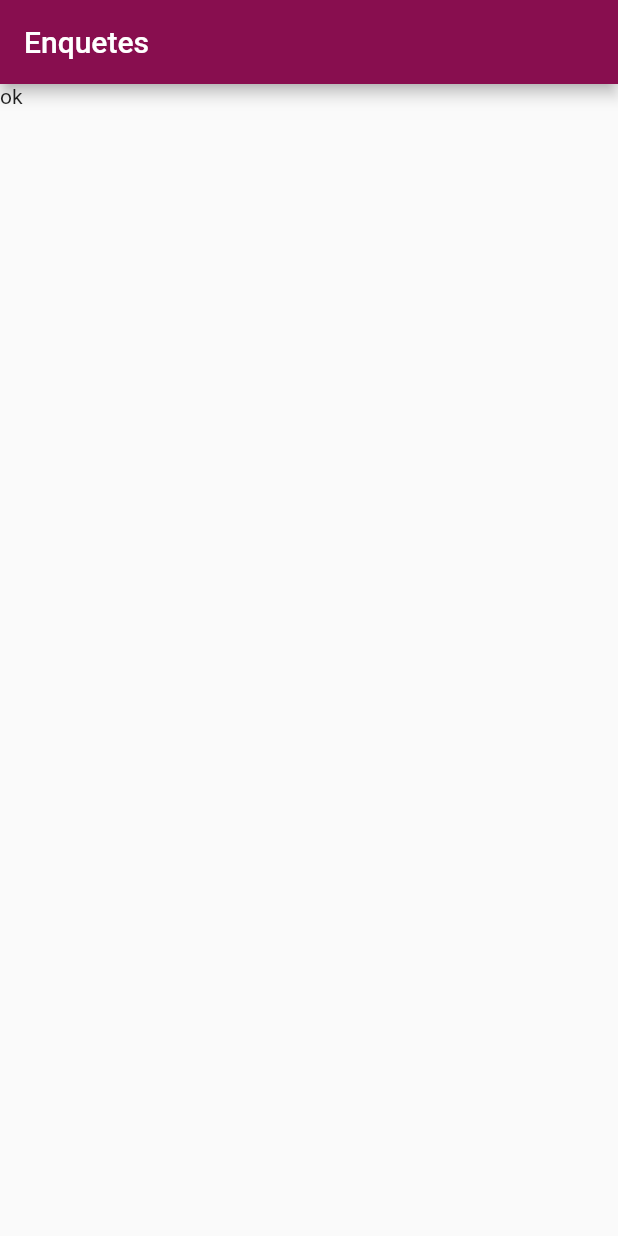
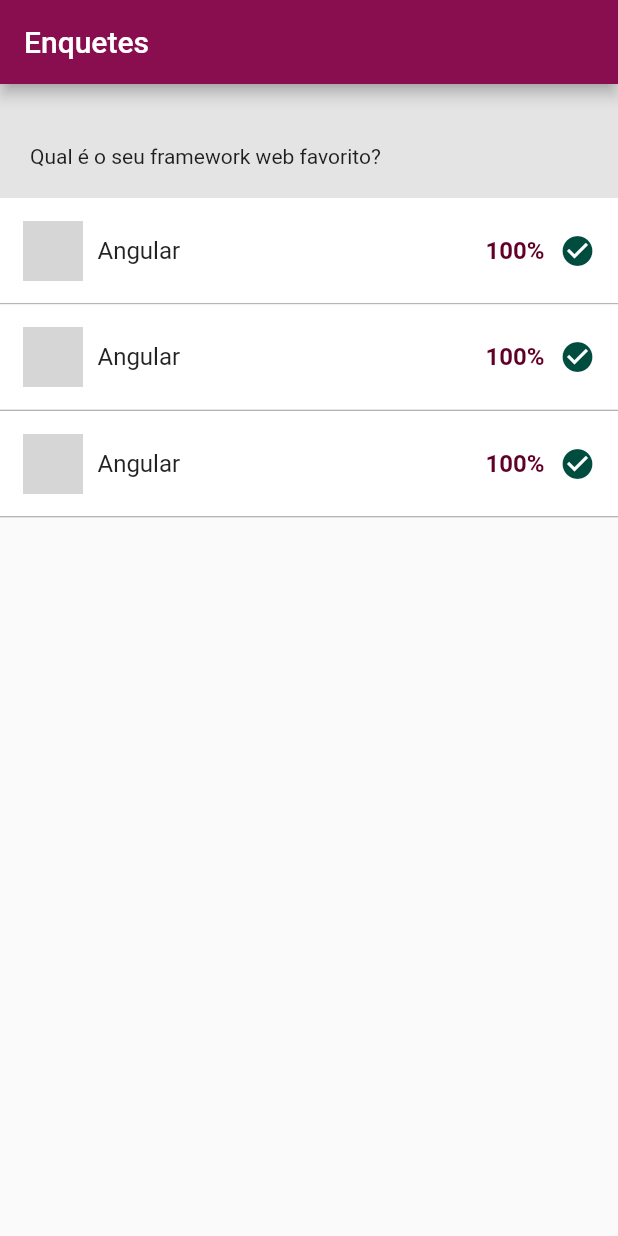
Before and after one commit to lucaswilliameufrasio/clean-flutter-app, a Flutter app: the screen it shows after launch, on a phone screen of 412 x 824 dp. Run offline on Flutter 3.47's test engine with Material 2 defaults, Android fonts, the phone set to English and light mode, and no system bars; our stand-ins replace carousel_slider, equatable, flutter_secure_storage, get, localstorage; network calls fail; grey boxes are pictures that could not be loaded.

Commit message:
feat: add SurveyResult Layout

```diff
--- a/lib/ui/components/app_theme.dart
+++ b/lib/ui/components/app_theme.dart
@@ -5,6 +5,9 @@ ThemeData makeAppTheme() {
   final primaryColorDark = Color.fromRGBO(96, 0, 39, 1);
   final primaryColorLight = Color.fromRGBO(188, 71, 123, 1);
   final secondaryColorDark = Color.fromRGBO(0, 37, 26, 1);
+  final secondaryColor = Color.fromRGBO(0, 77, 64, 1);
+  final disabledColor = Colors.grey[400];
+  final dividerColor = Colors.grey;
   final textTheme = TextTheme(
     headline1: TextStyle(
       fontSize: 30,
@@ -35,6 +38,9 @@ ThemeData makeAppTheme() {
     primaryColorDark: primaryColorDark,
     primaryColorLight: primaryColorLight,
     secondaryHeaderColor: secondaryColorDark,
+    highlightColor: secondaryColor,
+    disabledColor: disabledColor,
+    dividerColor: dividerColor,
     accentColor: primaryColor,
     backgroundColor: Colors.white,
     textTheme: textTheme,
--- a/lib/ui/pages/survey_result/survey_result_page.dart
+++ b/lib/ui/pages/survey_result/survey_result_page.dart
@@ -6,9 +6,72 @@ class SurveyResultPage extends StatelessWidget {
   @override
   Widget build(BuildContext context) {
     return Scaffold(
-        appBar: AppBar(
-          title: Text(R.strings.surveys),
-        ),
-        body: Text('ok'));
+      appBar: AppBar(
+        title: Text(R.strings.surveys),
+      ),
+      body: ListView.builder(
+        itemBuilder: (context, index) {
+          if (index == 0) {
+            return Container(
+              padding:
+                  EdgeInsets.only(top: 40, bottom: 20, left: 20, right: 20),
+              decoration: BoxDecoration(
+                color: Theme.of(context).disabledColor.withAlpha(90),
+              ),
+              child: Text('Qual é o seu framework web favorito?'),
+            );
+          }
+
+          return Column(
+            children: [
+              Container(
+                padding: EdgeInsets.all(15),
+                decoration: BoxDecoration(
+                  color: Theme.of(context).backgroundColor,
+                ),
+                child: Row(
+                  mainAxisAlignment: MainAxisAlignment.spaceBetween,
+                  children: [
+                    Image.network(
+                      'https://clean-ts-api-lucas.herokuapp.com/static/img/logo-angular.png',
+                      width: 40,
+                      height: 40,
+                    ),
+                    Expanded(
+                      child: Padding(
+                        padding: EdgeInsets.symmetric(horizontal: 10),
+                        child: Text(
+                          'Angular',
+                          style: TextStyle(
+                            fontSize: 16,
+                          ),
+                        ),
+                      ),
+                    ),
+                    Text(
+                      '100%',
+                      style: TextStyle(
+                        fontSize: 16,
+                        fontWeight: FontWeight.bold,
+                        color: Theme.of(context).primaryColorDark,
+                      ),
+                    ),
+                    Padding(
+                      padding: EdgeInsets.only(left: 10),
+                      child: Icon(
+                        Icons.check_circle,
+                        color: Theme.of(context).highlightColor,
+                      ),
+                    ),
+                  ],
+                ),
+              ),
+              Divider(height: 1),
+            ],
+          );
+        },
+        itemCount: 4,
+      ),
+    );
   }
 }
```
